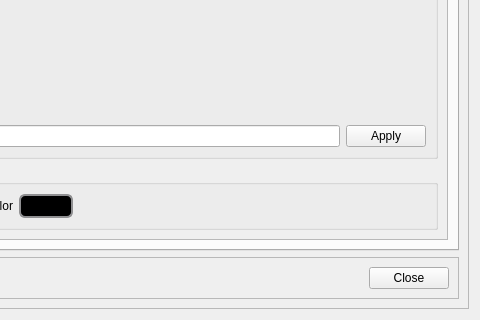
Old version of the form OpenKJ/dlgsettings.ui in the repository OpenKJ/OpenKJ; both pictures show x 423 to 903 and y 455 to 775 of the 903 by 775 pixel window.
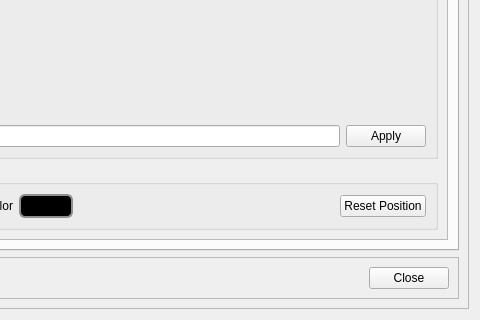
New version of the form. Icons and pictures are not drawn.

Commit message: Make duration position persist between runs

```diff
--- a/OpenKJ/dlgsettings.ui
+++ b/OpenKJ/dlgsettings.ui
@@ -916,6 +916,16 @@
                      </property>
                     </spacer>
                    </item>
+                   <item>
+                    <widget class="QPushButton" name="pushButtonResetDurationPos">
+                     <property name="toolTip">
+                      <string>&lt;html&gt;&lt;head/&gt;&lt;body&gt;&lt;p&gt;Reset duration display location to default.  Use this if the duration gets hidden due to a resolution or window size change.&lt;/p&gt;&lt;/body&gt;&lt;/html&gt;</string>
+                     </property>
+                     <property name="text">
+                      <string>Reset Position</string>
+                     </property>
+                    </widget>
+                   </item>
                   </layout>
                  </widget>
                 </item>
```
The commit also changes 12 other files.
